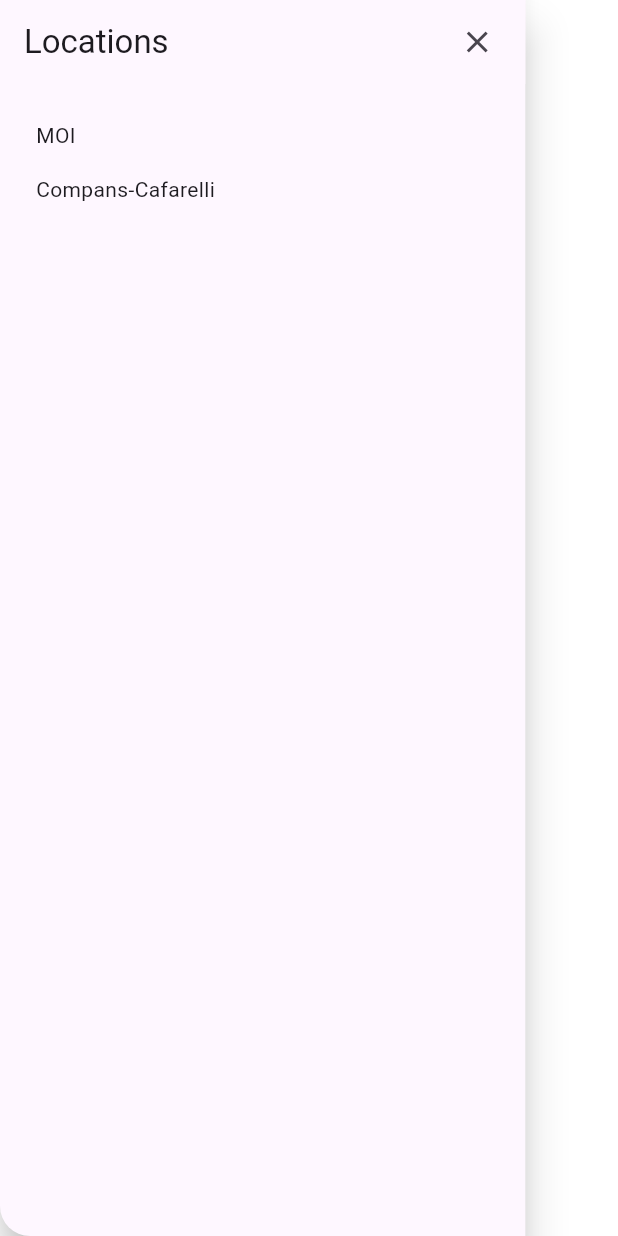
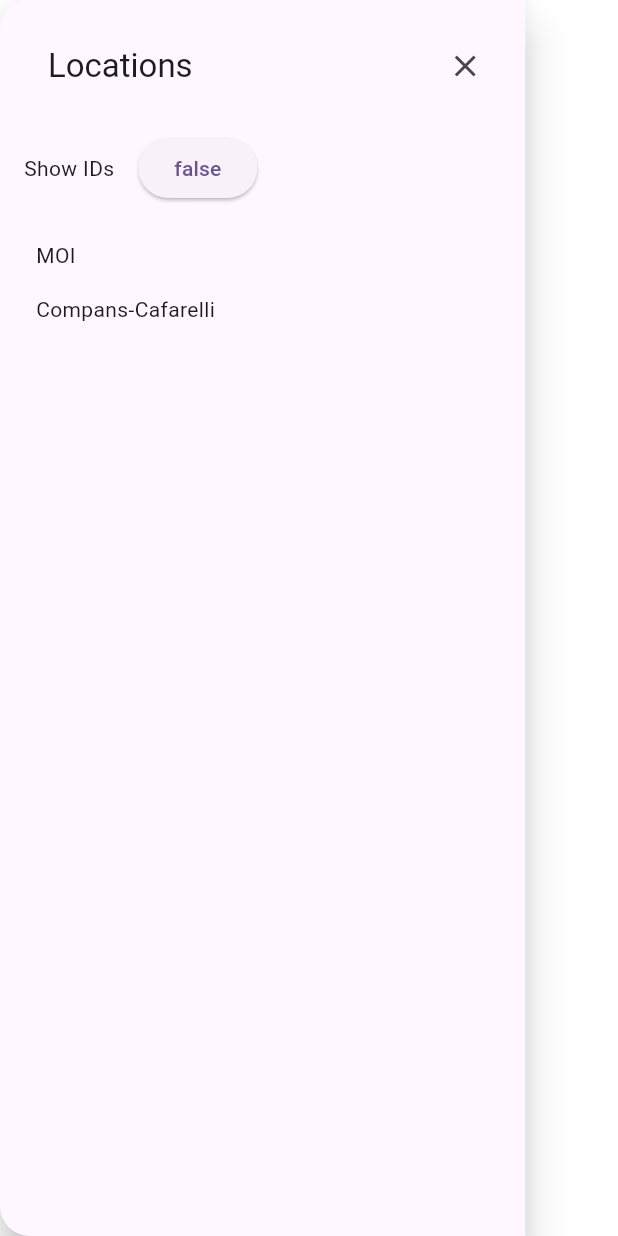
Before and after one commit to laracIette/mcdo_menu_generator, a Flutter app: the LocationsPage screen opened directly with empty values, on a phone screen of 412 x 824 dp. Run offline on Flutter 3.47's test engine with Material 3 defaults, Android fonts, the phone set to English and light mode, and no system bars; network calls fail.

Commit message:
feat: show location ids

```diff
--- a/lib/location.dart
+++ b/lib/location.dart
@@ -1,5 +1,3 @@
-import 'dart:io';
-
 import 'package:mcdo_menu_generator/item.dart';
 import 'package:mcdo_menu_generator/item_type.dart';
 
@@ -27,7 +25,7 @@ class Location {
       for (var choice in choices) {
         final products = choice['products'] as List;
 
-        result.addAll(products.map((product) {
+        return result..addAll(products.map((product) { // skip
           final ref = product['ref'] as String;
           final designation = product['designation'] as String;
           final nultritionalValues = product['nutritionalValues'] as List;
--- a/lib/locations_page.dart
+++ b/lib/locations_page.dart
@@ -17,6 +17,8 @@ class LocationsPage extends StatefulWidget {
 class _LocationsPageState extends State<LocationsPage> {
   LocationUpdatedFunction get _onLocationUpdated => widget.onLocationUpdated;
   Location get _currentLocation => widget.currentLocation;
+
+  bool _showIds = false;
 
   List<Location> _getLocations() {
     final Set<Location> locations = {
@@ -43,36 +45,46 @@ class _LocationsPageState extends State<LocationsPage> {
               widthFactor: 0.85,
               heightFactor: 1.0,
               child: Material(
-                elevation: 12,
-                borderRadius: BorderRadius.only(
-                  topLeft: Radius.circular(20),
-                  bottomLeft: Radius.circular(20),
+                elevation: 12.0,
+                borderRadius: const BorderRadius.only(
+                  topLeft: Radius.circular(20.0),
+                  bottomLeft: Radius.circular(20.0),
                 ),
                 child: GestureDetector(
                   onHorizontalDragEnd: (details) {
-                    if (details.velocity.pixelsPerSecond.dx > 100.0) {
+                    if (details.velocity.pixelsPerSecond.dx < -50.0) {
                       Navigator.pop(context);
                     }
                   },
+                  child: Padding(
+                    padding: const EdgeInsets.all(16.0),
                     child: Column(
+                      spacing: 16.0,
                       children: [
                         AppBar(
                           automaticallyImplyLeading: false,
-                        title: Text('Locations'),
+                          title: const Text('Locations'),
                           actions: [
-                          Padding(
-                            padding: const EdgeInsets.only(right: 8.0),
-                            child: IconButton(
-                              icon: Icon(Icons.close),
+                            IconButton(
+                              icon: const Icon(Icons.close),
                               onPressed: () => Navigator.pop(context),
                             ),
+                          ],
+                        ),
+
+                        Row(
+                          spacing: 16.0,
+                          children: [
+                            const Text('Show IDs'),
+                            ElevatedButton(
+                              onPressed: () => setState(() => _showIds = !_showIds),
+                              child: Text(_showIds.toString()),
                             ),
                           ],
                         ),
 
                         Expanded(
                           child: SingleChildScrollView(
-                          padding: const EdgeInsets.all(16),
                             child: Column(
                               children: [
                                 ..._getLocations().map((location) => InkWell(
@@ -87,21 +99,23 @@ class _LocationsPageState extends State<LocationsPage> {
                                       : Colors.transparent,
                                     padding: const EdgeInsets.all(8.0),
                                     child: Row(
-                                    children: [
-                                      Column(
+                                      spacing: 16.0,
                                       children: [
                                         Text(location.name),
-                                        ],
+                                        if (_showIds) Text(
+                                          location.id.toString(),
+                                          style: TextStyle(color: Colors.grey),
                                         ),
                                       ],
                                     ),
                                   ),
                                 )),
                               ],
+                            )
                           ),
                         ),
+                      ]
                     ),
-                    ],
                   ),
                 ),
               ),
```
Also changed, not shown: lib/filters_page.dart (+4 -16 lines), lib/home_page.dart (+4 -11 lines). Lines whose indentation alone changed are shown as unchanged.
